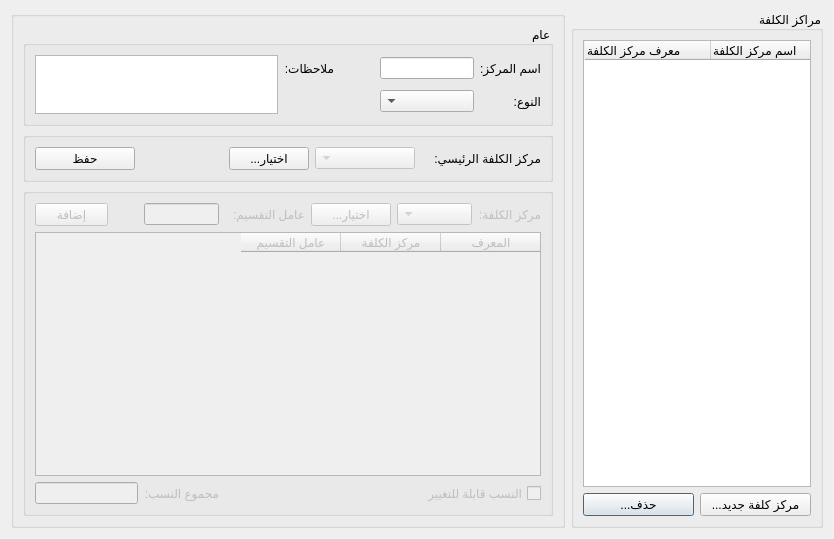
The window that Ui_CostCenters.ui (rabee361/E-commerce2) describes before a commit, drawn with Qt 5.
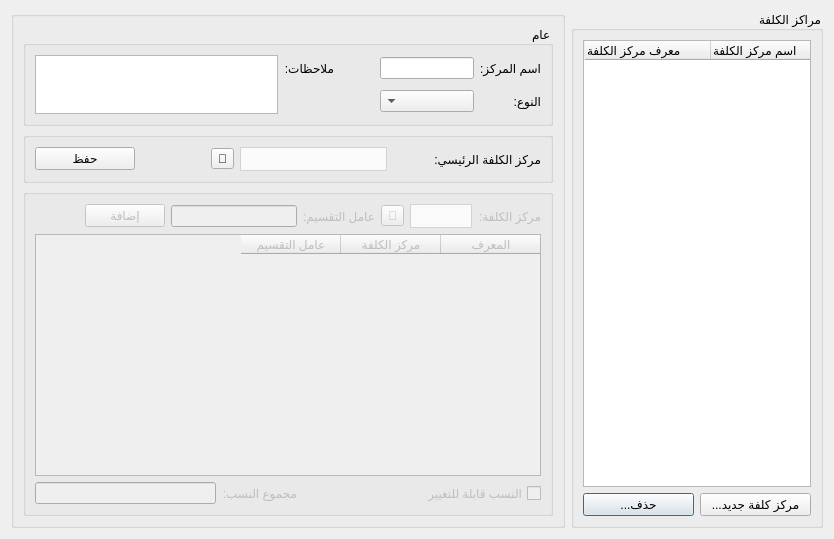
The same window after the commit. Icons and pictures are not drawn.

```diff
--- a/Ui_CostCenters.ui
+++ b/Ui_CostCenters.ui
@@ -65,7 +65,7 @@
        </widget>
       </item>
       <item row="1" column="0">
-       <widget class="QPushButton" name="new_btn">
+       <widget class="QPushButton" name="add_new_btn">
         <property name="text">
          <string>...مركز كلفة جديد</string>
         </property>
@@ -94,104 +94,6 @@
       <string/>
      </property>
      <layout class="QGridLayout" name="gridLayout_4">
-      <item row="1" column="0">
-       <widget class="QGroupBox" name="parent_groupBox">
-        <property name="enabled">
-         <bool>true</bool>
-        </property>
-        <property name="maximumSize">
-         <size>
-          <width>16777215</width>
-          <height>16777215</height>
-         </size>
-        </property>
-        <property name="layoutDirection">
-         <enum>Qt::RightToLeft</enum>
-        </property>
-        <property name="title">
-         <string/>
-        </property>
-        <layout class="QGridLayout" name="gridLayout_5">
-         <item row="0" column="1">
-          <widget class="QComboBox" name="parent_combobox">
-           <property name="enabled">
-            <bool>false</bool>
-           </property>
-           <property name="minimumSize">
-            <size>
-             <width>100</width>
-             <height>0</height>
-            </size>
-           </property>
-           <property name="maximumSize">
-            <size>
-             <width>100</width>
-             <height>16777215</height>
-            </size>
-           </property>
-          </widget>
-         </item>
-         <item row="0" column="4">
-          <widget class="QPushButton" name="save_btn">
-           <property name="minimumSize">
-            <size>
-             <width>100</width>
-             <height>0</height>
-            </size>
-           </property>
-           <property name="maximumSize">
-            <size>
-             <width>100</width>
-             <height>16777215</height>
-            </size>
-           </property>
-           <property name="text">
-            <string>حفظ</string>
-           </property>
-          </widget>
-         </item>
-         <item row="0" column="0">
-          <widget class="QLabel" name="label_35">
-           <property name="minimumSize">
-            <size>
-             <width>120</width>
-             <height>0</height>
-            </size>
-           </property>
-           <property name="maximumSize">
-            <size>
-             <width>120</width>
-             <height>16777215</height>
-            </size>
-           </property>
-           <property name="text">
-            <string>مركز الكلفة الرئيسي:</string>
-           </property>
-          </widget>
-         </item>
-         <item row="0" column="2">
-          <widget class="QPushButton" name="select_parent_btn">
-           <property name="text">
-            <string>...اختيار</string>
-           </property>
-          </widget>
-         </item>
-         <item row="0" column="3">
-          <spacer name="horizontalSpacer_3">
-           <property name="orientation">
-            <enum>Qt::Horizontal</enum>
-           </property>
-           <property name="sizeHint" stdset="0">
-            <size>
-             <width>20</width>
-             <height>20</height>
-            </size>
-           </property>
-          </spacer>
-         </item>
-        </layout>
-       </widget>
-      </item>
       <item row="2" column="0">
        <widget class="QGroupBox" name="aggregation_distributive_groupBox">
         <property name="enabled">
@@ -201,28 +103,30 @@
          <string/>
         </property>
         <layout class="QGridLayout" name="gridLayout_2">
-         <item row="0" column="2">
-          <widget class="QPushButton" name="select_cost_center_btn">
-           <property name="text">
-            <string>...اختيار</string>
+         <item row="0" column="6">
+          <widget class="QPushButton" name="add_btn">
+           <property name="minimumSize">
+            <size>
+             <width>0</width>
+             <height>0</height>
+            </size>
            </property>
-          </widget>
-         </item>
-         <item row="0" column="4" colspan="2">
-          <widget class="QLineEdit" name="division_factor_input">
            <property name="maximumSize">
             <size>
-             <width>75</width>
+             <width>16777215</width>
              <height>16777215</height>
             </size>
            </property>
+           <property name="text">
+            <string>إضافة</string>
+           </property>
           </widget>
          </item>
          <item row="2" column="4">
           <widget class="QLabel" name="label_8">
            <property name="maximumSize">
             <size>
-             <width>80</width>
+             <width>16777215</width>
              <height>16777215</height>
             </size>
            </property>
@@ -235,52 +139,37 @@
           <widget class="QComboBox" name="cost_center_combobox">
            <property name="minimumSize">
             <size>
-             <width>75</width>
+             <width>0</width>
              <height>0</height>
             </size>
            </property>
            <property name="maximumSize">
             <size>
-             <width>75</width>
+             <width>16777215</width>
              <height>16777215</height>
             </size>
            </property>
-          </widget>
-         </item>
-         <item row="0" column="0">
-          <widget class="QLabel" name="label_2">
-           <property name="maximumSize">
-            <size>
-             <width>70</width>
-             <height>16777215</height>
-            </size>
+           <property name="styleSheet">
+            <string notr="true">QComboBox {
+        background-color: #fafafa;
+        border: 1px solid lightgrey;		
+		height: 22px;
+		color: black;
+    }
+    QComboBox::drop-down {
+        border: none;
+    }</string>
            </property>
-           <property name="text">
-            <string>مركز الكلفة:</string>
-           </property>
           </widget>
          </item>
-         <item row="0" column="3">
-          <widget class="QLabel" name="label_7">
-           <property name="minimumSize">
-            <size>
-             <width>80</width>
-             <height>0</height>
-            </size>
-           </property>
+         <item row="0" column="2">
+          <widget class="QToolButton" name="select_cost_center_btn">
            <property name="text">
-            <string>عامل التقسيم:</string>
+            <string>🔎</string>
            </property>
           </widget>
          </item>
-         <item row="2" column="5" colspan="2">
-          <widget class="QLineEdit" name="division_factors_sum_input">
-           <property name="text">
-            <string/>
-           </property>
-          </widget>
-         </item>
-         <item row="1" column="0" colspan="7">
+         <item row="1" column="0" colspan="8">
           <widget class="QTableWidget" name="aggregation_distributive_table">
            <property name="alternatingRowColors">
             <bool>true</bool>
@@ -314,6 +203,39 @@
            </column>
           </widget>
          </item>
+         <item row="2" column="5" colspan="3">
+          <widget class="QLineEdit" name="division_factors_sum_input">
+           <property name="text">
+            <string/>
+           </property>
+          </widget>
+         </item>
+         <item row="0" column="3">
+          <widget class="QLabel" name="label_7">
+           <property name="minimumSize">
+            <size>
+             <width>0</width>
+             <height>0</height>
+            </size>
+           </property>
+           <property name="text">
+            <string>عامل التقسيم:</string>
+           </property>
+          </widget>
+         </item>
+         <item row="0" column="0">
+          <widget class="QLabel" name="label_2">
+           <property name="maximumSize">
+            <size>
+             <width>16777215</width>
+             <height>16777215</height>
+            </size>
+           </property>
+           <property name="text">
+            <string>مركز الكلفة:</string>
+           </property>
+          </widget>
+         </item>
          <item row="2" column="0" colspan="2">
           <widget class="QCheckBox" name="division_factor_changable_checkbox">
            <property name="sizePolicy">
@@ -327,23 +249,14 @@
            </property>
           </widget>
          </item>
-         <item row="0" column="6">
-          <widget class="QPushButton" name="add_btn">
-           <property name="minimumSize">
-            <size>
-             <width>40</width>
-             <height>0</height>
-            </size>
-           </property>
+         <item row="0" column="4" colspan="2">
+          <widget class="QLineEdit" name="division_factor_input">
            <property name="maximumSize">
             <size>
-             <width>75</width>
+             <width>16777215</width>
              <height>16777215</height>
             </size>
            </property>
-           <property name="text">
-            <string>إضافة</string>
-           </property>
           </widget>
          </item>
         </layout>
@@ -419,6 +332,118 @@
         </layout>
        </widget>
       </item>
+      <item row="1" column="0">
+       <widget class="QGroupBox" name="parent_groupBox">
+        <property name="enabled">
+         <bool>true</bool>
+        </property>
+        <property name="maximumSize">
+         <size>
+          <width>16777215</width>
+          <height>16777215</height>
+         </size>
+        </property>
+        <property name="layoutDirection">
+         <enum>Qt::RightToLeft</enum>
+        </property>
+        <property name="title">
+         <string/>
+        </property>
+        <layout class="QGridLayout" name="gridLayout_5">
+         <item row="0" column="2">
+          <widget class="QToolButton" name="select_parent_btn">
+           <property name="text">
+            <string>🔎</string>
+           </property>
+          </widget>
+         </item>
+         <item row="0" column="0">
+          <widget class="QLabel" name="label_35">
+           <property name="minimumSize">
+            <size>
+             <width>0</width>
+             <height>0</height>
+            </size>
+           </property>
+           <property name="maximumSize">
+            <size>
+             <width>16777215</width>
+             <height>16777215</height>
+            </size>
+           </property>
+           <property name="text">
+            <string>مركز الكلفة الرئيسي:</string>
+           </property>
+          </widget>
+         </item>
+         <item row="0" column="1">
+          <widget class="QComboBox" name="parent_combobox">
+           <property name="enabled">
+            <bool>false</bool>
+           </property>
+           <property name="minimumSize">
+            <size>
+             <width>0</width>
+             <height>0</height>
+            </size>
+           </property>
+           <property name="maximumSize">
+            <size>
+             <width>16777215</width>
+             <height>16777215</height>
+            </size>
+           </property>
+           <property name="styleSheet">
+            <string notr="true">QComboBox {
+        background-color: #fafafa;
+        border: 1px solid lightgrey;		
+		height: 22px;
+		color: black;
+    }
+    QComboBox::drop-down {
+        border: none;
+    }</string>
+           </property>
+          </widget>
+         </item>
+         <item row="0" column="4">
+          <widget class="QPushButton" name="save_btn">
+           <property name="minimumSize">
+            <size>
+             <width>0</width>
+             <height>0</height>
+            </size>
+           </property>
+           <property name="maximumSize">
+            <size>
+             <width>100</width>
+             <height>16777215</height>
+            </size>
+           </property>
+           <property name="text">
+            <string>حفظ</string>
+           </property>
+          </widget>
+         </item>
+         <item row="0" column="3">
+          <spacer name="horizontalSpacer_2">
+           <property name="orientation">
+            <enum>Qt::Horizontal</enum>
+           </property>
+           <property name="sizeType">
+            <enum>QSizePolicy::Fixed</enum>
+           </property>
+           <property name="sizeHint" stdset="0">
+            <size>
+             <width>70</width>
+             <height>20</height>
+            </size>
+           </property>
+          </spacer>
+         </item>
+        </layout>
+       </widget>
+      </item>
      </layout>
     </widget>
    </item>
```
